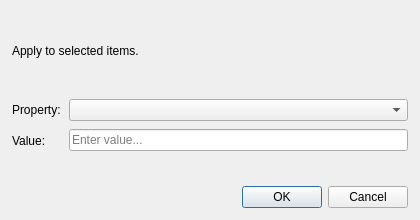
Above: src/forms/dialogbulkedit.ui from socnetv/app before the change. Below: the same form after it.
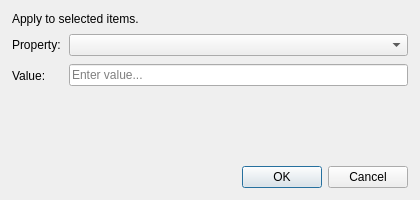
That is the form after the change.

What changed in the file:
```diff
--- a/src/forms/dialogbulkedit.ui
+++ b/src/forms/dialogbulkedit.ui
@@ -7,13 +7,13 @@
     <x>0</x>
     <y>0</y>
     <width>420</width>
-    <height>220</height>
+    <height>200</height>
    </rect>
   </property>
   <property name="minimumSize">
    <size>
     <width>360</width>
-    <height>200</height>
+    <height>180</height>
    </size>
   </property>
   <property name="windowTitle">
@@ -24,7 +24,7 @@
     <number>12</number>
    </property>
    <property name="spacing">
-    <number>10</number>
+    <number>8</number>
    </property>
 
    <!-- Description -->
@@ -200,6 +200,21 @@
     </layout>
    </item>
 
+   <!-- Expanding spacer: pushes button box to bottom -->
+   <item>
+    <spacer name="verticalSpacer">
+     <property name="orientation">
+      <enum>Qt::Vertical</enum>
+     </property>
+     <property name="sizeHint" stdset="0">
+      <size>
+       <width>20</width>
+       <height>0</height>
+      </size>
+     </property>
+    </spacer>
+   </item>
+
    <!-- Button box -->
    <item>
     <widget class="QDialogButtonBox" name="buttonBox">
```
